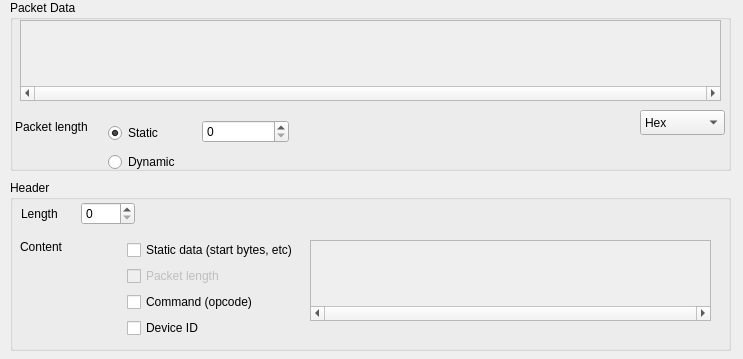
The window that src/LorrisAnalyzer/sourcedialog.ui (Tasssadar/Lorris) describes before a commit, drawn with Qt 5.
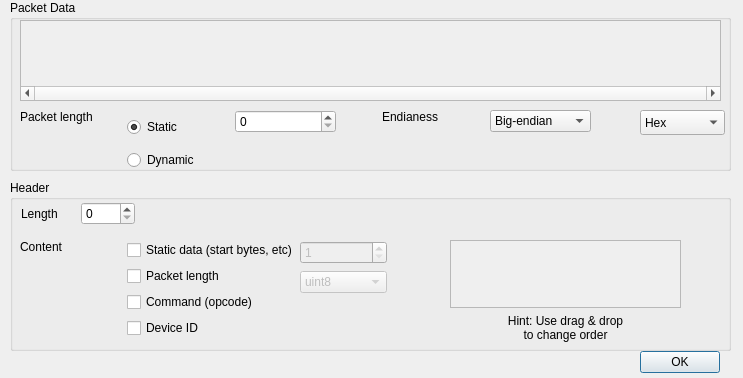
The same window after the commit.

Commit message: [33] Make SourceDialog working. Looks good, too.

Patch:
```diff
--- a/src/LorrisAnalyzer/sourcedialog.ui
+++ b/src/LorrisAnalyzer/sourcedialog.ui
@@ -7,7 +7,7 @@
     <x>0</x>
     <y>0</y>
     <width>743</width>
-    <height>359</height>
+    <height>378</height>
    </rect>
   </property>
   <property name="sizePolicy">
@@ -31,32 +31,6 @@
    <property name="title">
     <string>Header</string>
    </property>
-   <widget class="QScrollArea" name="header_scroll">
-    <property name="geometry">
-     <rect>
-      <x>300</x>
-      <y>60</y>
-      <width>401</width>
-      <height>81</height>
-     </rect>
-    </property>
-    <property name="horizontalScrollBarPolicy">
-     <enum>Qt::ScrollBarAlwaysOn</enum>
-    </property>
-    <property name="widgetResizable">
-     <bool>true</bool>
-    </property>
-    <widget class="QWidget" name="scrollAreaWidgetContents_2">
-     <property name="geometry">
-      <rect>
-       <x>0</x>
-       <y>0</y>
-       <width>395</width>
-       <height>58</height>
-      </rect>
-     </property>
-    </widget>
-   </widget>
    <widget class="QWidget" name="layoutWidget">
     <property name="geometry">
      <rect>
@@ -111,7 +85,7 @@
        <item>
         <widget class="QCheckBox" name="len_check">
          <property name="enabled">
-          <bool>false</bool>
+          <bool>true</bool>
          </property>
          <property name="text">
           <string>Packet length</string>
@@ -136,6 +110,96 @@
      </item>
     </layout>
    </widget>
+   <widget class="QWidget" name="layoutWidget">
+    <property name="geometry">
+     <rect>
+      <x>290</x>
+      <y>60</y>
+      <width>87</width>
+      <height>55</height>
+     </rect>
+    </property>
+    <layout class="QVBoxLayout" name="verticalLayout_3">
+     <item>
+      <widget class="QSpinBox" name="static_len_box">
+       <property name="enabled">
+        <bool>false</bool>
+       </property>
+       <property name="minimum">
+        <number>1</number>
+       </property>
+       <property name="value">
+        <number>1</number>
+       </property>
+      </widget>
+     </item>
+     <item>
+      <widget class="QComboBox" name="len_fmt_box">
+       <property name="enabled">
+        <bool>false</bool>
+       </property>
+       <item>
+        <property name="text">
+         <string>uint8</string>
+        </property>
+       </item>
+       <item>
+        <property name="text">
+         <string>uint16</string>
+        </property>
+       </item>
+       <item>
+        <property name="text">
+         <string>uint32</string>
+        </property>
+       </item>
+      </widget>
+     </item>
+    </layout>
+   </widget>
+   <widget class="QWidget" name="">
+    <property name="geometry">
+     <rect>
+      <x>440</x>
+      <y>60</y>
+      <width>231</width>
+      <height>102</height>
+     </rect>
+    </property>
+    <layout class="QVBoxLayout" name="verticalLayout_5">
+     <item>
+      <widget class="QScrollArea" name="header_scroll">
+       <property name="horizontalScrollBarPolicy">
+        <enum>Qt::ScrollBarAlwaysOff</enum>
+       </property>
+       <property name="widgetResizable">
+        <bool>true</bool>
+       </property>
+       <widget class="QWidget" name="scrollAreaWidgetContents_2">
+        <property name="geometry">
+         <rect>
+          <x>0</x>
+          <y>0</y>
+          <width>223</width>
+          <height>58</height>
+         </rect>
+        </property>
+       </widget>
+      </widget>
+     </item>
+     <item>
+      <widget class="QLabel" name="label">
+       <property name="text">
+        <string>Hint: Use drag &amp; drop
+to change order</string>
+       </property>
+       <property name="alignment">
+        <set>Qt::AlignCenter</set>
+       </property>
+      </widget>
+     </item>
+    </layout>
+   </widget>
   </widget>
   <widget class="QGroupBox" name="packet_group">
    <property name="geometry">
@@ -184,10 +248,10 @@
    <widget class="QWidget" name="layoutWidget">
     <property name="geometry">
      <rect>
-      <x>5</x>
-      <y>120</y>
-      <width>274</width>
-      <height>57</height>
+      <x>10</x>
+      <y>110</y>
+      <width>571</width>
+      <height>67</height>
      </rect>
     </property>
     <layout class="QHBoxLayout" name="horizontalLayout_2">
@@ -245,6 +309,80 @@
        </item>
       </layout>
      </item>
+     <item>
+      <spacer name="horizontalSpacer">
+       <property name="orientation">
+        <enum>Qt::Horizontal</enum>
+       </property>
+       <property name="sizeType">
+        <enum>QSizePolicy::Fixed</enum>
+       </property>
+       <property name="sizeHint" stdset="0">
+        <size>
+         <width>40</width>
+         <height>20</height>
+        </size>
+       </property>
+      </spacer>
+     </item>
+     <item>
+      <layout class="QVBoxLayout" name="verticalLayout_7">
+       <item>
+        <widget class="QLabel" name="label_2">
+         <property name="text">
+          <string>Endianess</string>
+         </property>
+         <property name="alignment">
+          <set>Qt::AlignLeading|Qt::AlignLeft|Qt::AlignVCenter</set>
+         </property>
+        </widget>
+       </item>
+       <item>
+        <spacer name="verticalSpacer_3">
+         <property name="orientation">
+          <enum>Qt::Vertical</enum>
+         </property>
+         <property name="sizeHint" stdset="0">
+          <size>
+           <width>20</width>
+           <height>40</height>
+          </size>
+         </property>
+        </spacer>
+       </item>
+      </layout>
+     </item>
+     <item>
+      <layout class="QVBoxLayout" name="verticalLayout_6">
+       <item>
+        <widget class="QComboBox" name="comboBox">
+         <item>
+          <property name="text">
+           <string>Big-endian</string>
+          </property>
+         </item>
+         <item>
+          <property name="text">
+           <string>Little endian</string>
+          </property>
+         </item>
+        </widget>
+       </item>
+       <item>
+        <spacer name="verticalSpacer_2">
+         <property name="orientation">
+          <enum>Qt::Vertical</enum>
+         </property>
+         <property name="sizeHint" stdset="0">
+          <size>
+           <width>20</width>
+           <height>40</height>
+          </size>
+         </property>
+        </spacer>
+       </item>
+      </layout>
+     </item>
     </layout>
    </widget>
    <widget class="QComboBox" name="fmt_combo">
@@ -273,6 +411,19 @@
     </item>
    </widget>
   </widget>
+  <widget class="QDialogButtonBox" name="buttonBox">
+   <property name="geometry">
+    <rect>
+     <x>579</x>
+     <y>350</y>
+     <width>141</width>
+     <height>25</height>
+    </rect>
+   </property>
+   <property name="standardButtons">
+    <set>QDialogButtonBox::Ok</set>
+   </property>
+  </widget>
  </widget>
  <resources/>
  <connections>
```
Left out of the diff: 50 changed lines with no effect on the pictures. The commit also changes 13 other files.
